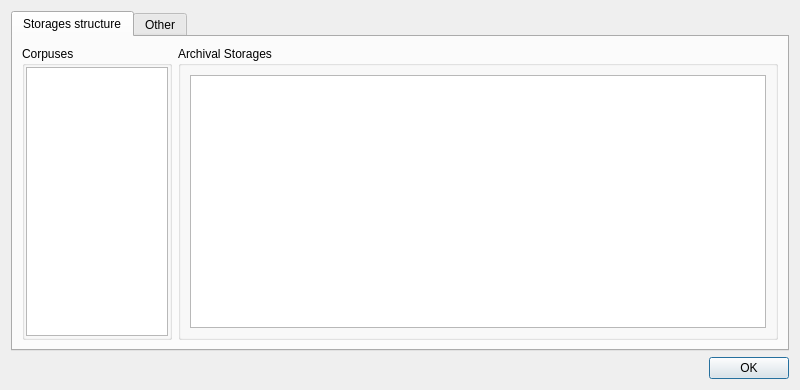
The window that dialogs/paramdialog.ui (caxapyk/TPointer) describes before a commit, drawn with Qt 5.
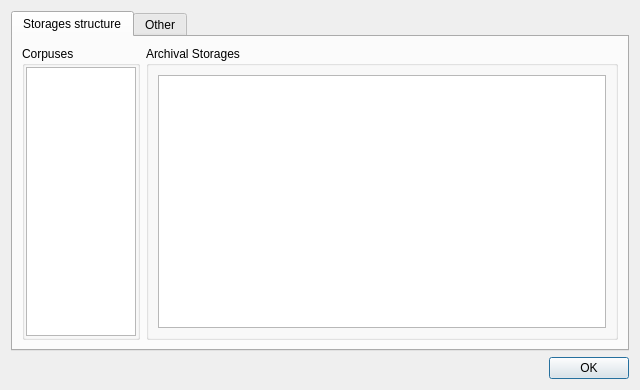
The same window after the commit. Icons and pictures are not drawn.

The edit to the form file:
```diff
--- a/dialogs/paramdialog.ui
+++ b/dialogs/paramdialog.ui
@@ -9,7 +9,7 @@
    <rect>
     <x>0</x>
     <y>0</y>
-    <width>800</width>
+    <width>640</width>
     <height>390</height>
    </rect>
   </property>
@@ -22,7 +22,7 @@
   <property name="maximumSize">
    <size>
     <width>800</width>
-    <height>390</height>
+    <height>480</height>
    </size>
   </property>
   <property name="windowTitle">
```
Left out of the diff: 2 changed lines with no effect on the pictures.
